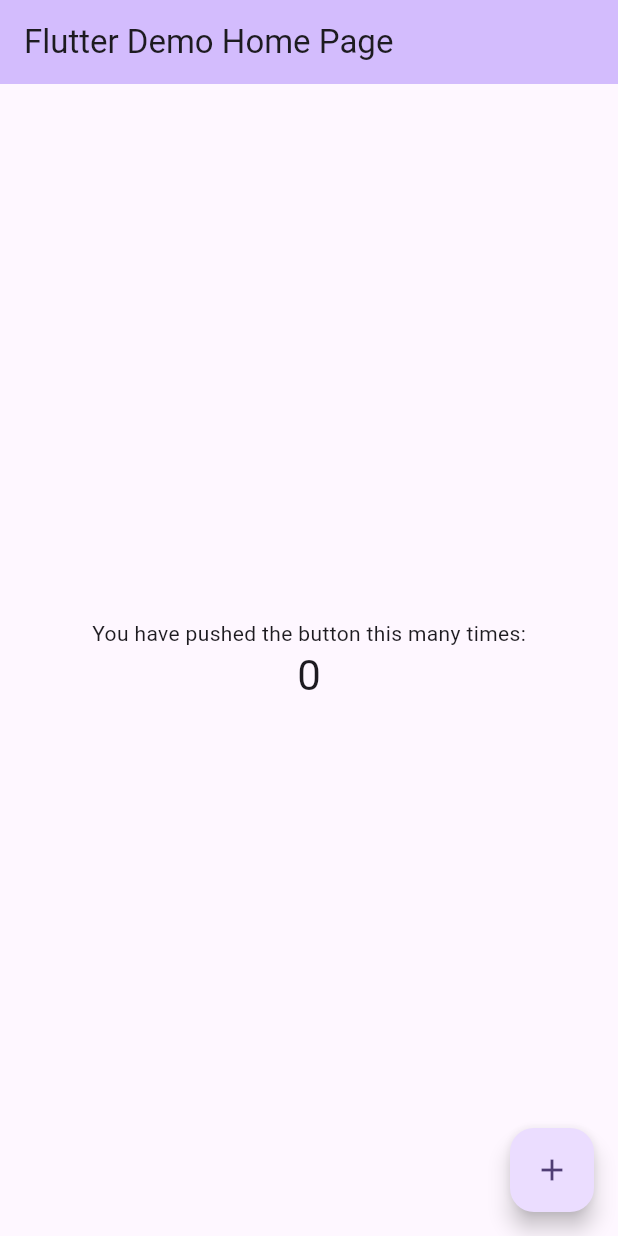
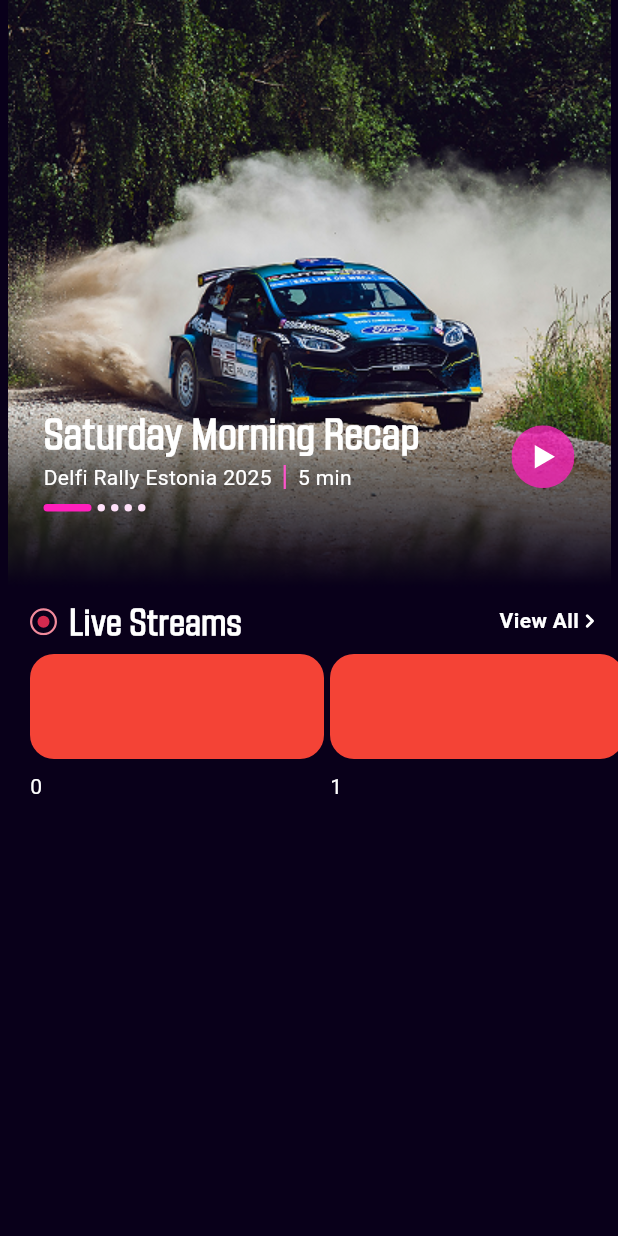
Before and after one commit to MTaimoor99/startup-test, a Flutter app: the screen it shows after launch, on a phone screen of 412 x 824 dp. Run offline on Flutter 3.47's test engine with Material 3 defaults, Android fonts, the phone set to English and light mode, and no system bars; our stand-ins replace flutter_svg; Roboto replaces fonts that are missing (Kuunari).

Commit message:
progress on the test. live streams horizotal scroll view

```diff
--- a/lib/main.dart
+++ b/lib/main.dart
@@ -1,4 +1,5 @@
 import 'package:flutter/material.dart';
+import 'package:flutter_svg/flutter_svg.dart';
 
 void main() {
   runApp(const MyApp());
@@ -11,6 +12,7 @@
   @override
   Widget build(BuildContext context) {
     return MaterialApp(
+      debugShowCheckedModeBanner: false,
       title: 'Flutter Demo',
       theme: ThemeData(
         // This is the theme of your application.
@@ -76,47 +78,178 @@
     // fast, so that you can just rebuild anything that needs updating rather
     // than having to individually change instances of widgets.
     return Scaffold(
-      appBar: AppBar(
-        // TRY THIS: Try changing the color here to a specific color (to
-        // Colors.amber, perhaps?) and trigger a hot reload to see the AppBar
-        // change color while the other colors stay the same.
-        backgroundColor: Theme.of(context).colorScheme.inversePrimary,
-        // Here we take the value from the MyHomePage object that was created by
-        // the App.build method, and use it to set our appbar title.
-        title: Text(widget.title),
-      ),
-      body: Center(
-        // Center is a layout widget. It takes a single child and positions it
-        // in the middle of the parent.
-        child: Column(
-          // Column is also a layout widget. It takes a list of children and
-          // arranges them vertically. By default, it sizes itself to fit its
-          // children horizontally, and tries to be as tall as its parent.
-          //
-          // Column has various properties to control how it sizes itself and
-          // how it positions its children. Here we use mainAxisAlignment to
-          // center the children vertically; the main axis here is the vertical
-          // axis because Columns are vertical (the cross axis would be
-          // horizontal).
-          //
-          // TRY THIS: Invoke "debug painting" (choose the "Toggle Debug Paint"
-          // action in the IDE, or press "p" in the console), to see the
-          // wireframe for each widget.
-          mainAxisAlignment: MainAxisAlignment.center,
-          children: <Widget>[
-            const Text('You have pushed the button this many times:'),
-            Text(
-              '$_counter',
-              style: Theme.of(context).textTheme.headlineMedium,
+      backgroundColor: Color(0xff09001a),
+      body: Column(
+        children:[
+        Stack(children: [
+          Image.asset('assets/images/car.png'),
+          Positioned(
+            bottom: 50,
+            left:24,
+            right: 24,
+            child: Row(
+              mainAxisAlignment: MainAxisAlignment.spaceBetween,
+              children: [
+                Column(
+                  crossAxisAlignment: CrossAxisAlignment.start,
+                  children: [
+                    Text('Saturday Morning Recap',
+                    style: TextStyle(
+                    fontWeight: FontWeight.w700,
+                    fontSize: 28,
+                    color: Colors.white,
+                    fontFamily: 'Kunaari')
+                    ),
+                    Row(
+                      children: [
+                        Text('Delfi Rally Estonia 2025',
+                        style: TextStyle(
+                          color: Colors.white,
+
+                        ),),
+                        const SizedBox(width:8),
+                        Container(height:16,width: 1.5,color: Color(0xfffd54cb)),
+                        const SizedBox(width:8),
+                        Text('5 min',
+                        style: TextStyle(
+                          color: Colors.white,
+
+                        ),
+                        )
+                      ],
+                    ),
+                    SizedBox(height: 8,),
+                    Row(
+                    spacing: 4,
+                    children: [
+                      Container(
+                        width: 32,
+                        height:5,
+                        decoration: BoxDecoration(
+                          color: Color(0xffff1fbc),
+                          borderRadius: BorderRadius.all(Radius.circular(50)),
+                        ),
+                      ),
+                      Container(
+                        width:5,
+                        height: 5,
+                        decoration: BoxDecoration(
+                          color: Color(0xffFEE0F9),
+                          shape: BoxShape.circle,
+                        ),
+                      ),
+                      Container(
+                        width:5,
+                        height: 5,
+                        decoration: BoxDecoration(
+                          color: Color(0xffFEE0F9),
+                          shape: BoxShape.circle,
+                        ),
+                      ),
+                      Container(
+                        width:5,
+                        height: 5,
+                        decoration: BoxDecoration(
+                          color: Color(0xffFEE0F9),
+                          shape: BoxShape.circle,
+                        ),
+                      ),
+                      Container(
+                        width:5,
+                        height: 5,
+                        decoration: BoxDecoration(
+                          color: Color(0xffFEE0F9),
+                          shape: BoxShape.circle,
+                        ),
+                      ),
+                    ],
+                  ),
+                  ],
+                ),
+                SvgPicture.asset('assets/icons/play_icon.svg'),
+
+
+              ],
             ),
-          ],
+
+          )
+        ],),
+        Container(
+          padding: EdgeInsets.only(top: 12,right:12,bottom:12,left:20),
+          child: Row(
+            mainAxisAlignment: MainAxisAlignment.spaceBetween,
+            children: [
+              Row(
+                children:[
+                  SvgPicture.asset('assets/icons/record.svg'),
+                  const SizedBox(width:8),
+                  Text('Live Streams',
+                  style: TextStyle(
+                    fontFamily: 'Kunaari',
+                    color: Colors.white,
+                    fontWeight: FontWeight.w700,
+                    fontSize: 24,
+                    height: 24/28,
+                  ),
+                  ),
+                ],
+              ),
+              Row(
+                mainAxisAlignment: MainAxisAlignment.center,
+                crossAxisAlignment: CrossAxisAlignment.center,
+                children: [
+                  Text('View All',
+                  style: TextStyle(
+                    color: Colors.white,
+                    fontFamily: 'Kuunari',
+                    fontWeight: FontWeight.w700,
+                    fontSize: 14,
+                    height:14/14
+                  ),
+                  ),
+                  SvgPicture.asset('assets/icons/chevron-right.svg'),
+                ],
+              ),
+            ],
+          ),
         ),
-      ),
-      floatingActionButton: FloatingActionButton(
-        onPressed: _incrementCounter,
-        tooltip: 'Increment',
-        child: const Icon(Icons.add),
-      ), // This trailing comma makes auto-formatting nicer for build methods.
-    );
+        SizedBox(
+          height:167,
+          child: Row(
+            children: [
+              Expanded(
+                child: ListView.separated(
+                  padding: EdgeInsets.only(left:20),
+                  separatorBuilder: (context, index) {
+                    return SizedBox(width:4);
+                  },
+                  scrollDirection: Axis.horizontal,
+                  itemCount: 10,
+
+                  itemBuilder: (context, index) {
+                    return Column(
+                      mainAxisSize: MainAxisSize.min,
+                      crossAxisAlignment: CrossAxisAlignment.start,
+                      children: [
+                        Container(
+                          width:196,
+                          height:70,
+                          decoration: BoxDecoration(
+                            color: Colors.red,
+                            borderRadius: BorderRadius.circular(16),
+                          ),
+                        ),
+                        SizedBox(height:8),
+                        Text(index.toString(),style: TextStyle(color: Colors.white),maxLines: 2,overflow: TextOverflow.ellipsis,)
+                      ],
+                    );
+                  },
+                ),
+              ),
+            ],
+          ),
+        ),
+      ],
+    ));
   }
 }
```
Also changed, not shown: pubspec.yaml (+9 -14 lines), assets/icons/chevron-right.svg (added), assets/icons/play_icon.svg (added), assets/icons/record.svg (added), assets/images/car.png (added), fonts/Kuunari-Regular.otf (added), pubspec.lock.
